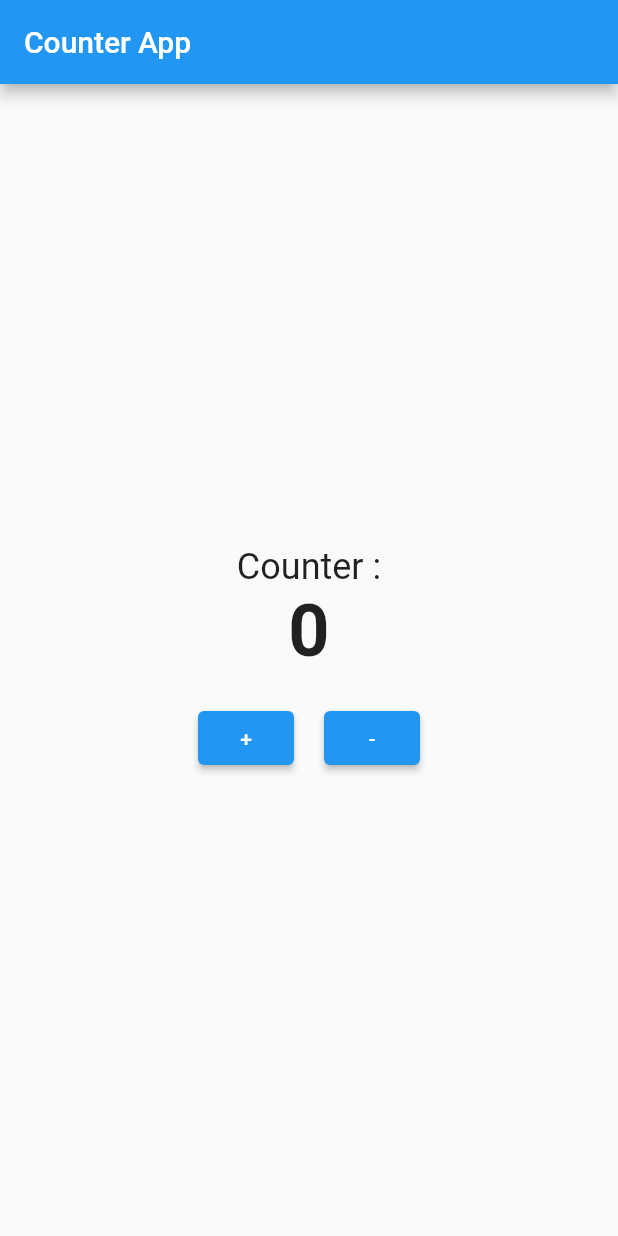
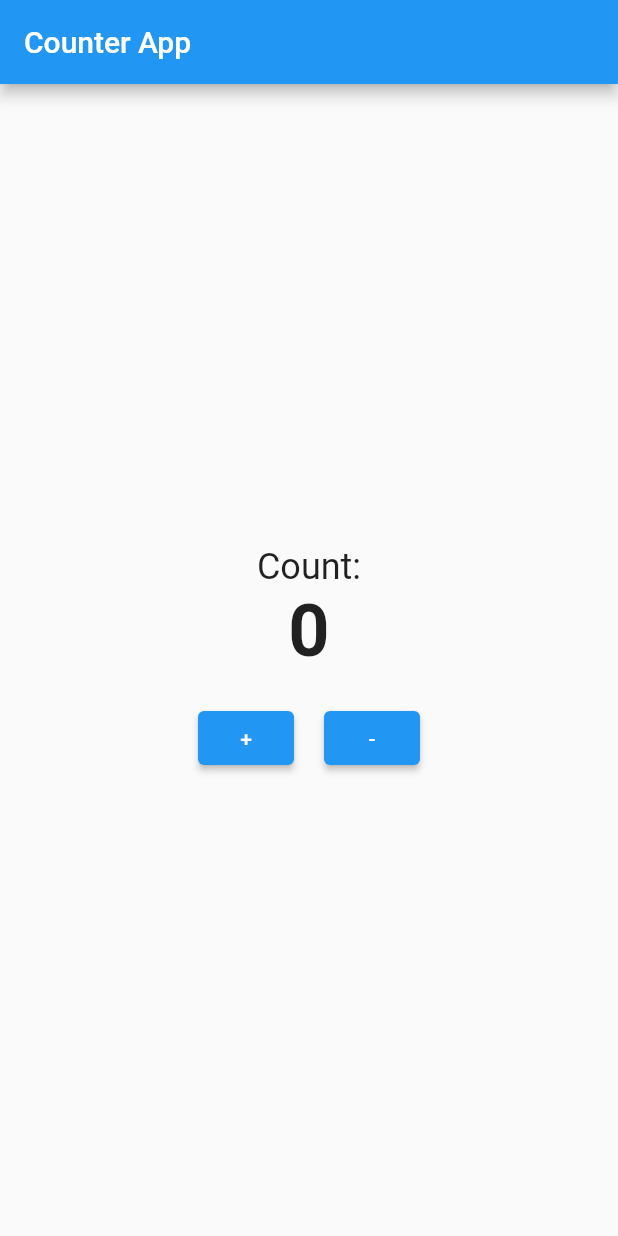
Before and after one commit to KamranHussen71/module_7_livetest, a Flutter app: the screen it shows after launch, on a phone screen of 412 x 824 dp. Run offline on Flutter 3.47's test engine with Material 2 defaults, Android fonts, the phone set to English and light mode, and no system bars.

Commit message:
Update main.dart

```diff
--- a/lib/main.dart
+++ b/lib/main.dart
@@ -48,7 +48,7 @@ class _CounterAppState extends State<CounterApp> {
       context: context,
       builder: (BuildContext context) {
         return AlertDialog(
-          title: Text('Counter value is 5!'),
+          title: Text('Button pressed 5 times'),
           actions: <Widget>[
             TextButton(
               child: Text('OK'),
@@ -73,7 +73,7 @@ class _CounterAppState extends State<CounterApp> {
           mainAxisAlignment: MainAxisAlignment.center,
           children: <Widget>[
             Text(
-              'Counter :',
+              'Count:',
               style: TextStyle(fontSize: 24),
             ),
             Text(
```
